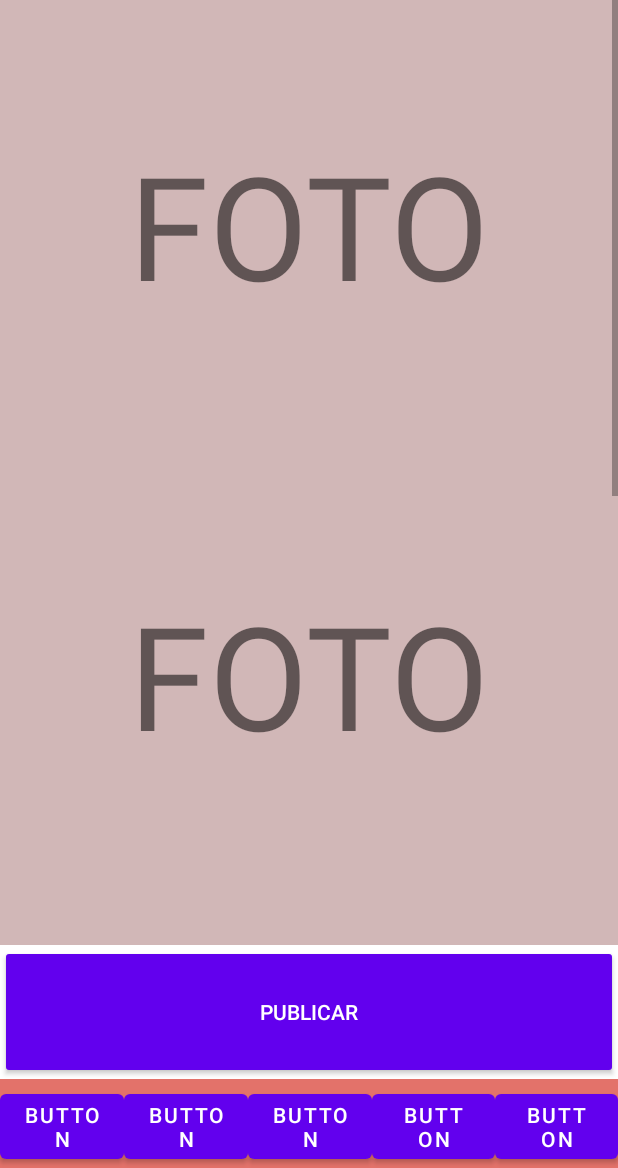
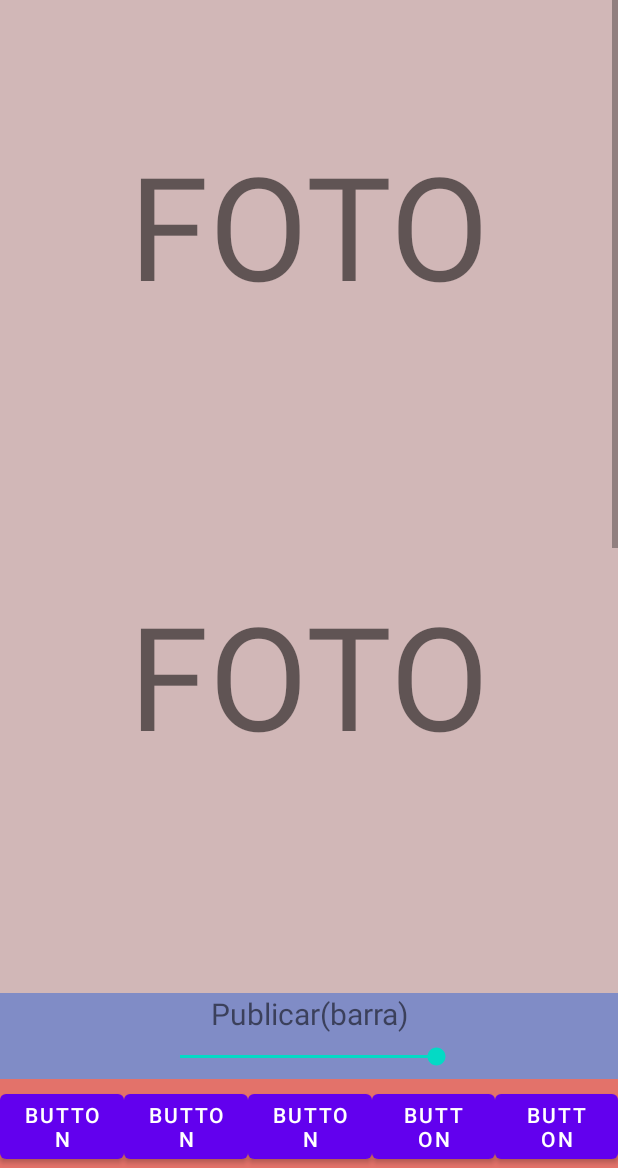
Before and after one commit to AgusDunovits/Sitio, an Android app: the fragment Fragmento_usuario placed in its activity, on a phone screen of 412 x 824 dp, the part 68-1236 px from its top. Run offline under Robolectric (Android 15) with nearby library versions, the phone set to English and light mode, and no system bars.

Commit message:
modificacion 1

```diff
--- a/app/src/main/res/layout/fragment_fragmento_usuario.xml
+++ b/app/src/main/res/layout/fragment_fragmento_usuario.xml
@@ -9,6 +9,7 @@
     <LinearLayout
         android:layout_width="match_parent"
         android:layout_height="match_parent"
+        android:background="#808CC6"
         android:orientation="vertical">
 
         <LinearLayout
@@ -113,12 +114,27 @@
             </LinearLayout>
         </ScrollView>
 
-        <Button
-            android:id="@+id/button"
-            style="@style/Widget.AppCompat.Button.Small"
+        <TextView
+            android:id="@+id/textView3"
             android:layout_width="match_parent"
-            android:layout_height="match_parent"
-            android:layout_weight="5"
-            android:text="publicar" />
+            android:layout_height="wrap_content"
+            android:layout_weight="0"
+            android:background="#808CC6"
+            android:gravity="center"
+            android:text="Publicar(barra)"
+            android:textSize="20sp" />
+
+        <SeekBar
+            android:id="@+id/seekBar3"
+            style="@style/Widget.AppCompat.SeekBar"
+            android:layout_width="203dp"
+            android:layout_height="30dp"
+            android:layout_gravity="center"
+            android:layout_weight="0"
+            android:background="#808CC6"
+            android:max="100"
+            android:progress="100"
+            android:progressBackgroundTintMode="src_in" />
+
     </LinearLayout>
 </FrameLayout>
```
